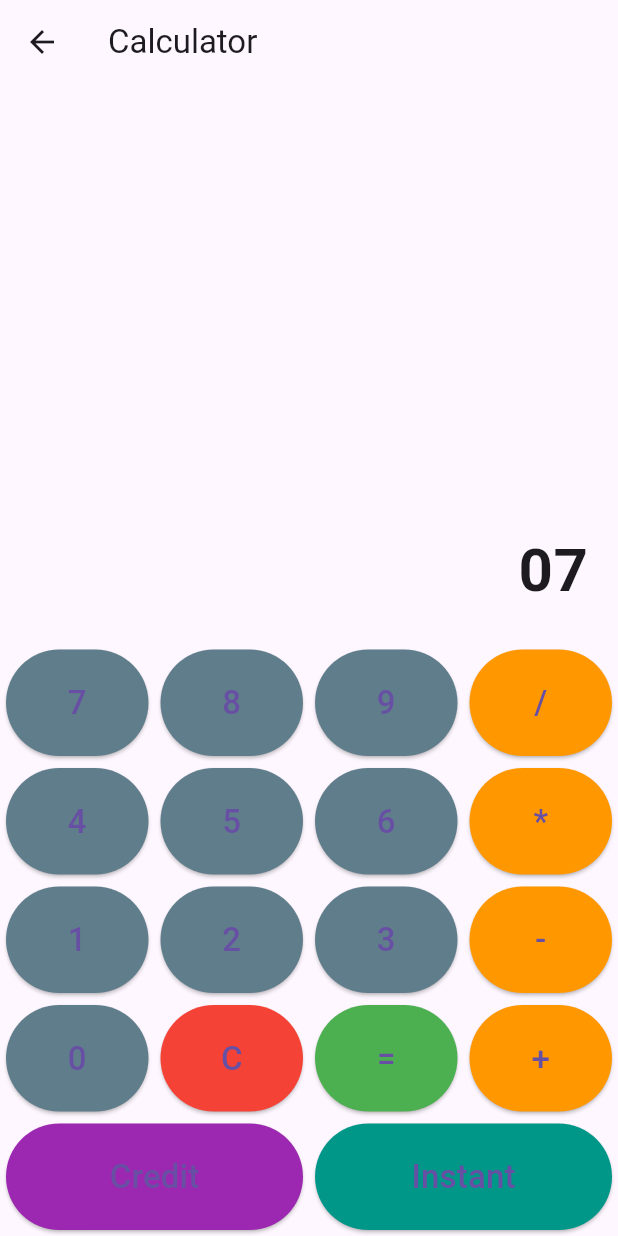
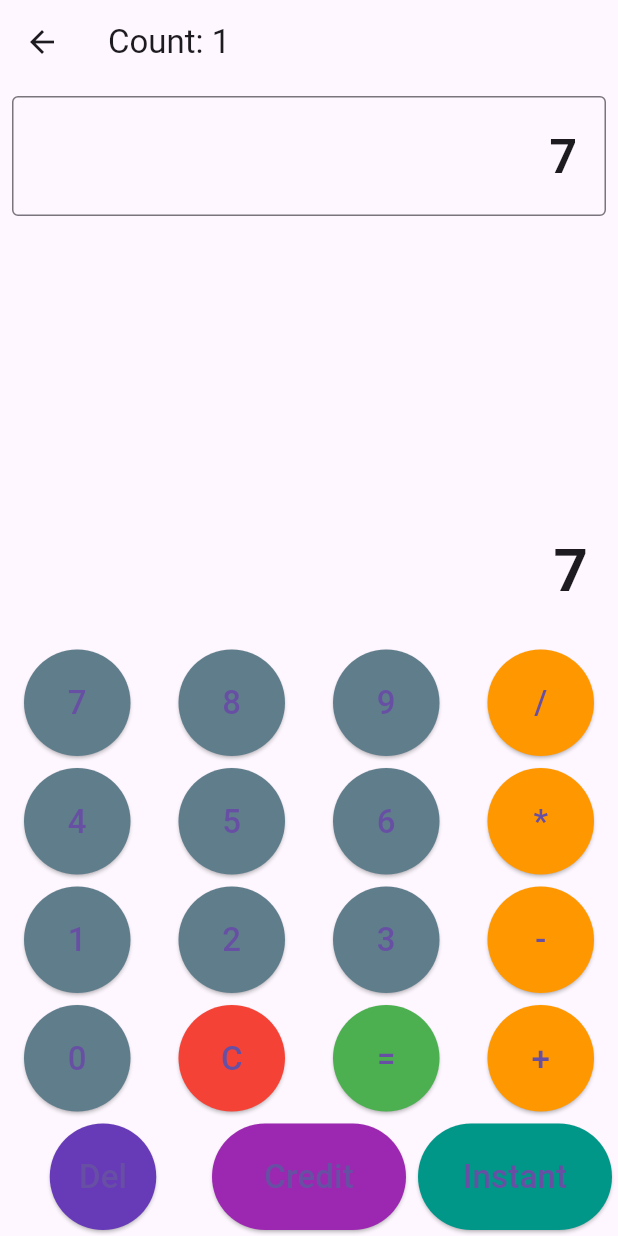
Before and after one commit to tdurgapsd/Shopkeepermate, a Flutter app: the CalculatorScreen screen opened directly, after a tap on an icon or button, on a phone screen of 412 x 824 dp. Run offline on Flutter 3.47's test engine with Material 3 defaults, Android fonts, the light colour scheme and no system bars.

Commit message:
refactor calculator screen: implement stateful widget, enhance input handling, and add backspace functionality

```diff
--- a/lib/calculator_screen.dart
+++ b/lib/calculator_screen.dart
@@ -1,20 +1,3 @@
-// lib/home_screen.dart
-// import 'package:flutter/material.dart';
-
-// class CalculatorScreen extends StatelessWidget {
-//   const CalculatorScreen({super.key}); // null-safety
-
-//   @override
-//   Widget build(BuildContext context) {
-//     return Center(
-//       child: Text(
-//         'Calculator Screen',
-//         style: TextStyle(fontSize: 20, fontWeight: FontWeight.bold),
-//       ),
-//     );
-//   }
-// }
-
 // lib/home_screen.dart
 import 'package:flutter/material.dart';
 
@@ -26,49 +9,116 @@ class CalculatorScreen extends StatefulWidget {
 }
 
 class _CalculatorScreenState extends State<CalculatorScreen> {
+  final TextEditingController _controller = TextEditingController();
   String output = "0";
-  String _input = "";
+  int plusCount = 0;
+
+  bool _isOp(String s) => s == '+' || s == '-' || s == '*' || s == '/';
 
   void _buttonPressed(String value) {
+    if (value == "Back") {
+      _handleBackspace();
+      return;
+    }
+
     setState(() {
       if (value == "C") {
-        _input = "";
+        _controller.clear();
         output = "0";
-      } else if (value == "=") {
+        plusCount = 0;
+        return;
+      }
+
+      if (value == "=") {
+        final text = _controller.text;
+        if (text.isEmpty) {
+          output = "0";
+          return;
+        }
+        if (_isOp(text[text.length - 1])) {
+          _controller.text = text.substring(0, text.length - 1);
+        }
         try {
-          output = _calculate(_input);
-          _input = output;
-        } catch (e) {
+          output = _calculate(_controller.text);
+          _controller.text = output;
+          _controller.selection = TextSelection.fromPosition(
+            TextPosition(offset: _controller.text.length),
+          );
+        } catch (_) {
           output = "Error";
         }
+        return;
+      }
+
+      // handle operators
+      if (_isOp(value)) {
+        if (_controller.text.isEmpty) return;
+        final text = _controller.text;
+        if (_isOp(text[text.length - 1])) {
+          _controller.text = text.substring(0, text.length - 1) + value;
         } else {
-        _input += value;
-        output = _input;
+          _controller.text += value;
+          if (value == "+") plusCount++;
         }
+        _controller.selection = TextSelection.fromPosition(
+          TextPosition(offset: _controller.text.length),
+        );
+        output = _controller.text;
+        return;
+      }
+
+      // digits
+      _controller.text += value;
+      _controller.selection = TextSelection.fromPosition(
+        TextPosition(offset: _controller.text.length),
+      );
+      output = _controller.text;
     });
   }
 
-  String _calculate(String input) {
-    // simple eval for +, -, *, /
-    final tokens = input.split(RegExp(r'([+\-*/])')).map((e) => e.trim()).toList();
+  void _handleBackspace() {
+    final text = _controller.text;
+    final cursorPos = _controller.selection.baseOffset;
+    if (text.isEmpty || cursorPos == -1) return;
+
+    final newText =
+        text.substring(0, cursorPos - 1) + text.substring(cursorPos);
+    _controller.text = newText;
+    _controller.selection =
+        TextSelection.fromPosition(TextPosition(offset: cursorPos - 1));
+
+    setState(() {
+      output = _controller.text.isEmpty ? "0" : _controller.text;
+    });
+  }
+
+  String _calculate(String expr) {
+    final reg = RegExp(r'(\d+(\.\d+)?|[+\-*/])');
+    final tokens = reg.allMatches(expr).map((m) => m.group(0)!).toList();
+    if (tokens.isEmpty) return "0";
+
     double result = double.parse(tokens[0]);
     for (int i = 1; i < tokens.length; i += 2) {
-      String op = tokens[i];
-      double num = double.parse(tokens[i + 1]);
-      if (op == "+") result += num;
-      if (op == "-") result -= num;
-      if (op == "*") result *= num;
-      if (op == "/") result /= num;
+      final op = tokens[i];
+      final numStr = (i + 1 < tokens.length) ? tokens[i + 1] : "0";
+      final num = double.parse(numStr);
+      switch (op) {
+        case "+": result += num; break;
+        case "-": result -= num; break;
+        case "*": result *= num; break;
+        case "/": if (num == 0) return "Error"; result /= num; break;
       }
-    return result.toString();
+    }
+    final s = result.toString();
+    return s.endsWith(".0") ? s.substring(0, s.length - 2) : s;
   }
 
-  Widget _buildButton(String text, {Color? color}) {
-    return Expanded(
+  Widget _buildButton(String text, {Color? color}) => Expanded(
         child: Padding(
           padding: const EdgeInsets.all(4.0),
           child: ElevatedButton(
             style: ElevatedButton.styleFrom(
+              shape: const CircleBorder(),
               backgroundColor: color ?? Colors.blueGrey,
               padding: const EdgeInsets.all(20),
             ),
@@ -77,19 +127,30 @@ class _CalculatorScreenState extends State<CalculatorScreen> {
           ),
         ),
       );
-  }
 
   @override
   Widget build(BuildContext context) {
     return Scaffold(
-      appBar: AppBar(title: const Text("Calculator")),
+      appBar: AppBar(title: Text("Count: ${plusCount + 1}")),
       body: Column(
         children: [
+          // Input box with cursor
+          Padding(
+            padding: const EdgeInsets.all(8.0),
+            child: TextField(
+              controller: _controller,
+              style: const TextStyle(fontSize: 32, fontWeight: FontWeight.bold),
+              textAlign: TextAlign.right,
+              decoration: const InputDecoration(border: OutlineInputBorder()),
+            ),
+          ),
           Expanded(
             child: Container(
               alignment: Alignment.bottomRight,
               padding: const EdgeInsets.all(20),
-              child: Text(output, style: const TextStyle(fontSize: 40, fontWeight: FontWeight.bold)),
+              child: Text(output,
+                  style: const TextStyle(
+                      fontSize: 40, fontWeight: FontWeight.bold)),
             ),
           ),
           Row(
@@ -126,18 +187,17 @@ class _CalculatorScreenState extends State<CalculatorScreen> {
           ),
           Row(
             children: [
+              _buildButton("Del", color: Colors.deepPurple), // new backspace
               Expanded(
                 child: Padding(
                   padding: const EdgeInsets.all(4.0),
                   child: ElevatedButton(
                     style: ElevatedButton.styleFrom(
                         backgroundColor: Colors.purple,
-                      padding: const EdgeInsets.all(20),
-                    ),
-                    onPressed: () {
-                      Navigator.pushNamed(context, '/credit'); // navigate to credit section
-                    },
-                    child: const Text("Credit", style: TextStyle(fontSize: 22)),
+                        padding: const EdgeInsets.all(20)),
+                    onPressed: () => Navigator.pushNamed(context, '/credit'),
+                    child:
+                        const Text("Credit", style: TextStyle(fontSize: 22)),
                   ),
                 ),
               ),
@@ -147,12 +207,10 @@ class _CalculatorScreenState extends State<CalculatorScreen> {
                   child: ElevatedButton(
                     style: ElevatedButton.styleFrom(
                         backgroundColor: Colors.teal,
-                      padding: const EdgeInsets.all(20),
-                    ),
-                    onPressed: () {
-                      Navigator.pushNamed(context, '/instant'); // navigate to instant section
-                    },
-                    child: const Text("Instant", style: TextStyle(fontSize: 22)),
+                        padding: const EdgeInsets.all(20)),
+                    onPressed: () => Navigator.pushNamed(context, '/instant'),
+                    child:
+                        const Text("Instant", style: TextStyle(fontSize: 22)),
                   ),
                 ),
               ),
```
Lines whose indentation alone changed are shown as unchanged.
